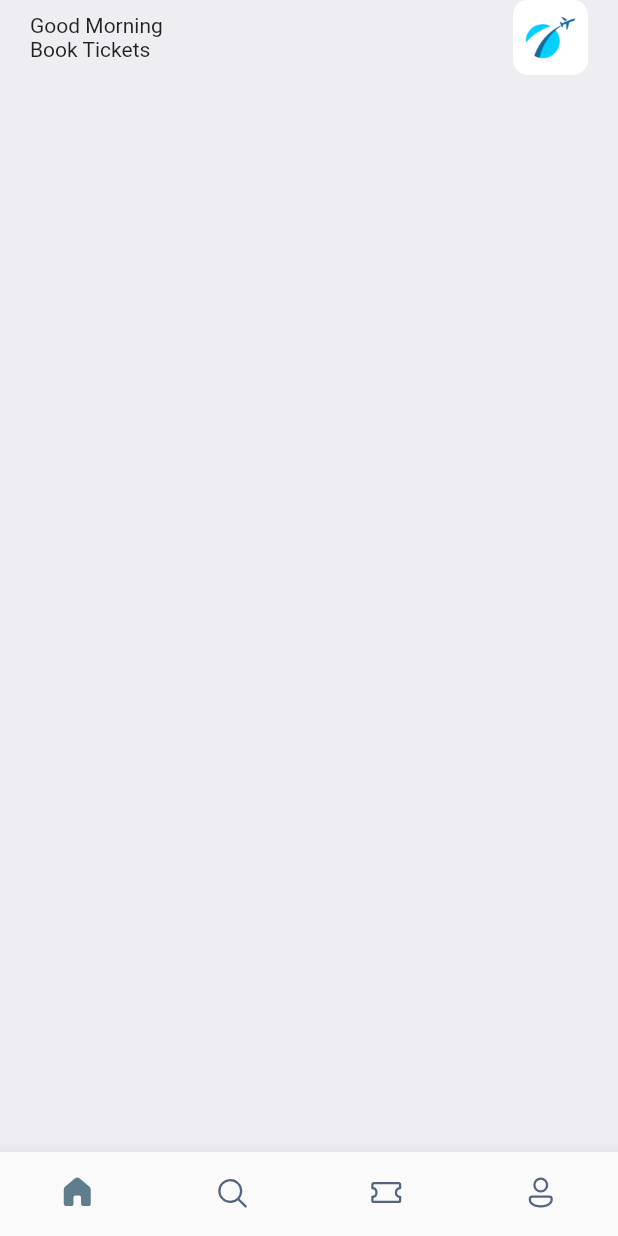
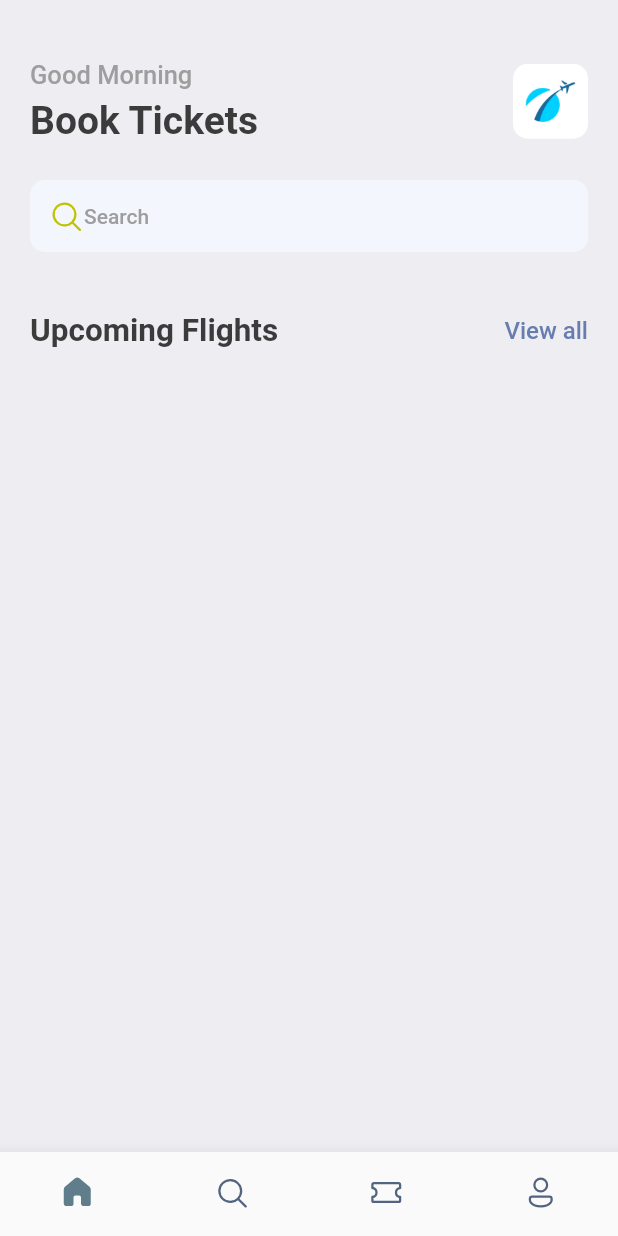
Before and after one commit to kedarsubedi/flutter_ticketbooking, a Flutter app: the screen it shows after launch, on a phone screen of 412 x 824 dp. Run offline on Flutter 3.47's test engine with Material 2 defaults, Android fonts, the phone set to English and light mode, and no system bars; our stand-ins replace fluentui_icons, gap.

Commit message:
feature: Greetings and Search bar

```diff
--- a/lib/main.dart
+++ b/lib/main.dart
@@ -1,4 +1,5 @@
 import 'package:booktickets/screens/button_bar.dart';
+import 'package:booktickets/utils/app_styles.dart';
 import 'package:flutter/material.dart';
 
 void main() {
@@ -16,7 +17,7 @@ class MyApp extends StatelessWidget {
       title: 'Flutter Demo',
       theme: ThemeData(
         // primarySwatch: Colors.blue,
-        colorScheme: ColorScheme.fromSeed(seedColor: Colors.blue),
+        primaryColor: primary
       ),
       home: const BottomBar(),
     );
--- a/lib/screens/home_screen.dart
+++ b/lib/screens/home_screen.dart
@@ -1,5 +1,8 @@
+import 'package:fluentui_icons/fluentui_icons.dart';
 import 'package:flutter/cupertino.dart';
 import 'package:flutter/material.dart';
+import 'package:gap/gap.dart';
+import '../utils/app_styles.dart';
 
 class HomeScreen extends StatelessWidget {
   const HomeScreen({super.key});
@@ -7,24 +10,26 @@ class HomeScreen extends StatelessWidget {
   @override
   Widget build(BuildContext context) {
     return Scaffold(
-      backgroundColor: Color(0xFFeeedf2),
+      backgroundColor: Styles.bgColor,
       body: ListView(
         children: [
           Container(
             padding: const EdgeInsets.symmetric(horizontal: 20),
             child: Column(
               children: [
+                const Gap(40),
                 Row(
                   mainAxisAlignment: MainAxisAlignment.spaceBetween,
                   children: [
-                    const Column(
+                     Column(
                       crossAxisAlignment: CrossAxisAlignment.start,
                       children: [
                         Text(
-                            "Good Morning"
+                            "Good Morning", style: Styles.headLineStyle3,
                         ),
+                        const Gap(5),
                         Text(
-                            "Book Tickets"
+                            "Book Tickets", style: Styles.headLineStyle1,
                         ),
                       ],
                     ),
@@ -42,10 +47,40 @@ class HomeScreen extends StatelessWidget {
                       ),
                     )
                   ],
-                )
+                ),
+                const Gap(25), //SizedBox(height: 25)
+                Container(
+                  decoration: BoxDecoration(
+                    borderRadius: BorderRadius.circular(10),
+                    color: const Color(0xFFF4F6FD),
+                  ),
+                  padding: const EdgeInsets.symmetric(horizontal: 12, vertical: 12),
+                  child: Row(
+                    children: [
+                    const Icon(FluentSystemIcons.ic_fluent_search_regular, color: Color(0xFFBFC205)),
+                    Text(
+                      "Search",
+                      style: Styles.headLineStyle4,
+                    )
+                    ],
+                  ),
+                ),
+                const Gap(40),
+                Row(
+                  mainAxisAlignment: MainAxisAlignment.spaceBetween,
+                  children: [
+                    Text("Upcoming Flights", style: Styles.headLineStyle2,),
+                    InkWell(
+                      onTap: () {
+                        print("You are tapped");
+                      },
+                        child: Text("View all", style: Styles.textStyle.copyWith(color: Styles.primaryColor),)),
+                  ],
+                ),
               ],
             ),
           ),
+
         ],
       ),
     );
--- /dev/null
+++ b/lib/screens/ticket_view.dart
@@ -0,0 +1,22 @@
+import 'package:booktickets/utils/app_layout.dart';
+import 'package:flutter/cupertino.dart';
+
+class TicketView extends StatelessWidget {
+  const TicketView({super.key});
+
+  @override
+  Widget build(BuildContext context) {
+    final size = AppLayout.getSize(context);
+    return SizedBox(
+      width: size.width,
+      height: 200,
+      child: Container(
+        child: Column(
+          children: [
+
+          ],
+        ),
+      ),
+    );
+  }
+}
--- /dev/null
+++ b/lib/utils/app_layout.dart
@@ -0,0 +1,7 @@
+import 'package:flutter/cupertino.dart';
+
+class AppLayout{
+  static getSize(BuildContext context){
+    return MediaQuery.of(context).size;
+  }
+}
--- /dev/null
+++ b/lib/utils/app_styles.dart
@@ -0,0 +1,14 @@
+import 'package:flutter/material.dart';
+Color primary = const Color(0xFF687daf);
+class Styles{
+  static Color primaryColor = primary;
+  static Color textColor = const Color(0xFF3b3b3b);
+  static Color bgColor = const Color(0xFFeeedf2);
+  static Color orangeColor = const Color(0xFF526799);
+  static TextStyle textStyle = TextStyle(fontSize: 16, color: textColor, fontWeight: FontWeight.w500);
+  static TextStyle headLineStyle1 = TextStyle(fontSize: 26, color: textColor, fontWeight: FontWeight.bold);
+  static TextStyle headLineStyle2 = TextStyle(fontSize: 21, color: textColor, fontWeight: FontWeight.bold);
+  static TextStyle headLineStyle3 = TextStyle(fontSize: 17, color: Colors.grey.shade500, fontWeight: FontWeight.w500);
+  static TextStyle headLineStyle4 = TextStyle(fontSize: 14, color: Colors.grey.shade500, fontWeight: FontWeight.w500);
+
+}
--- a/pubspec.yaml
+++ b/pubspec.yaml
@@ -36,6 +36,7 @@ dependencies:
   # Use with the CupertinoIcons class for iOS style icons.
   cupertino_icons: ^1.0.2
   fluentui_icons: ^1.0.0
+  gap: ^2.0.0
 
 dev_dependencies:
   flutter_test:
```
Also changed, not shown: pubspec.lock.
